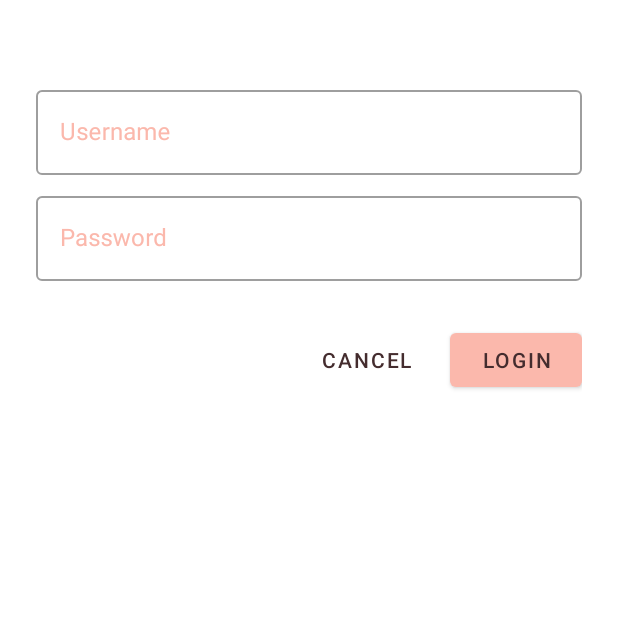
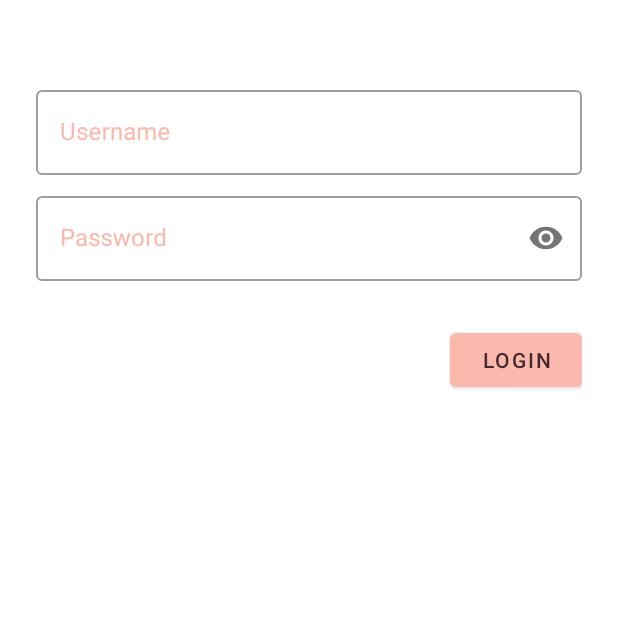
Before and after one commit to DulanjanaYasara/WiFiMeeting, an Android app: the fragment LecturerLoginPage placed in its activity, on a phone screen of 412 x 824 dp, the top half of it. Run offline under Robolectric (Android 15) with nearby library versions, the phone set to English and light mode, and no system bars.

Commit message:
lecture login

```diff
--- a/app/src/main/java/com/example/wifimeeting/utils/Constants.java
+++ b/app/src/main/java/com/example/wifimeeting/utils/Constants.java
@@ -6,4 +6,8 @@ public class Constants {
     public static final int SMALL_GROUP_DISCUSSION_MEMBER_COUNT = 2;
     public static final String MEMBERS_SEPARATOR = ", ";
     public static final int PASSWORD_MAX_LENGTH = 12;
+
+    //    Lecturer Credentials
+    public static final String SEC_USERNAME = "chami";
+    public static final String SEC_PWD = "1234";
 }
--- a/app/src/main/res/layout/lecturer_login_page.xml
+++ b/app/src/main/res/layout/lecturer_login_page.xml
@@ -29,6 +29,7 @@
         android:layout_width="match_parent"
         android:layout_height="wrap_content"
         android:hint="@string/password"
+        app:passwordToggleEnabled="true"
         app:errorEnabled="true">
 
         <com.google.android.material.textfield.TextInputEditText
@@ -50,13 +51,5 @@
             android:layout_alignParentEnd="true"
             android:text="@string/login" />
 
-        <com.google.android.material.button.MaterialButton
-            android:id="@+id/cancel_button"
-            style="@style/Widget.WifiMeeting.Button.TextButton"
-            android:layout_width="wrap_content"
-            android:layout_height="wrap_content"
-            android:layout_marginEnd="@dimen/button_spacing"
-            android:layout_toStartOf="@id/login_button"
-            android:text="@string/cancel" />
     </RelativeLayout>
 </LinearLayout>
--- a/app/src/main/res/values/strings.xml
+++ b/app/src/main/res/values/strings.xml
@@ -28,6 +28,7 @@
     <string name="error_password">Password character count exceeded</string>
     <string name="lecturer_name_mandatory">Lecturer name is required</string>
     <string name="not_wifi_connected">Wi-Fi Connection is required</string>
+    <string name="login_failed">Login Failed!</string>
 
 
     <string name="username">Username</string>
```
Also changed, not shown: app/src/main/java/com/example/wifimeeting/page/LecturerLoginPage.java (+9 -2 lines).
